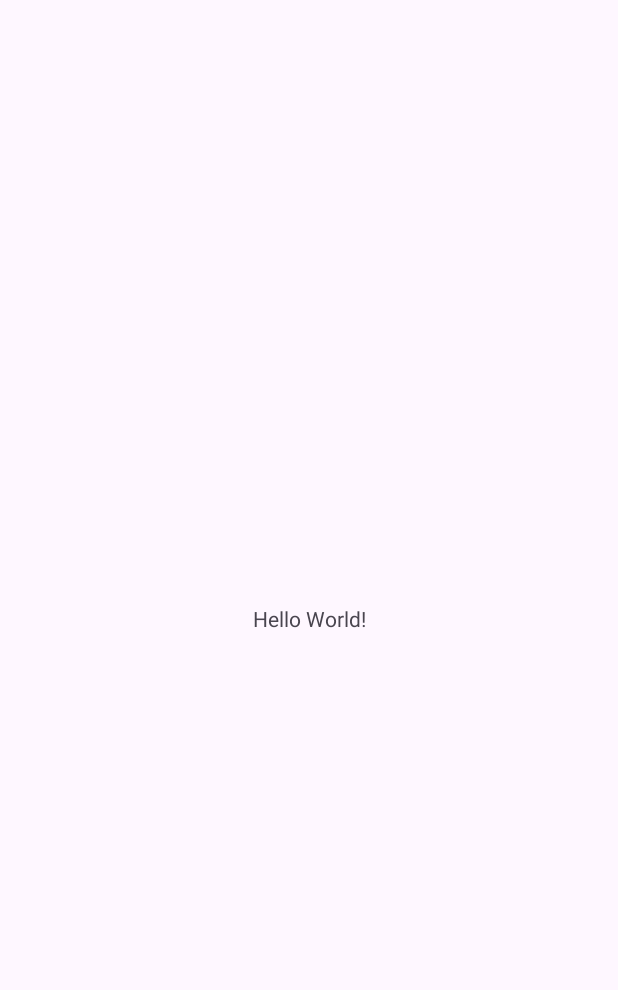
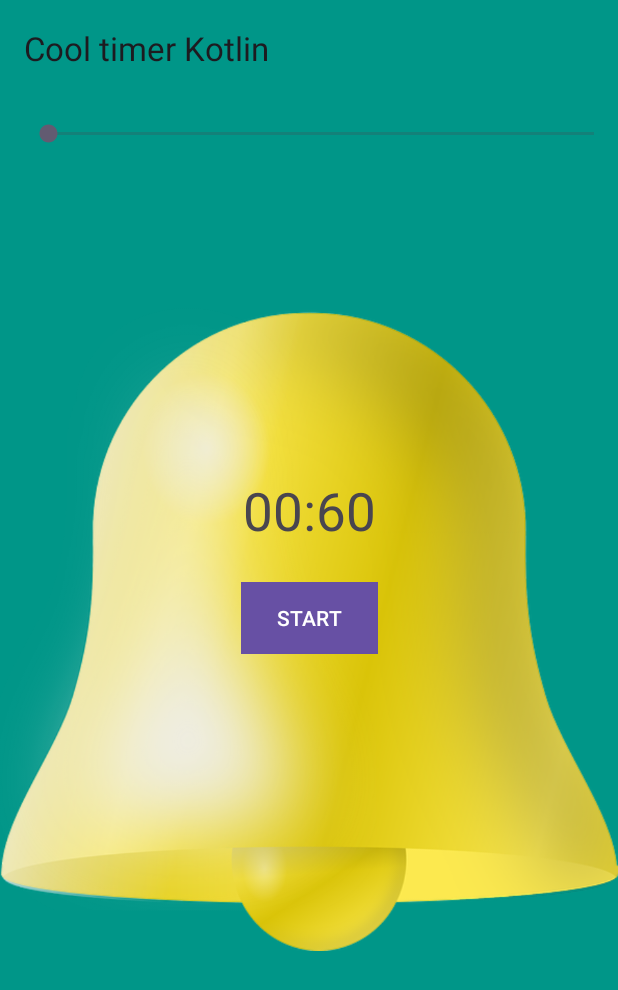
Before and after one commit to VadimKravchenkoDev/Cool-timer-Java, an Android app: the screen it shows after launch (MainActivity), on a phone screen of 412 x 824 dp. Before the commit the part shown is almost empty. Shown: the top 990 px of the screen. Run offline under Robolectric (Android 15) with nearby library versions, the phone set to English and light mode, and no system bars.

Commit message:
add activity

```diff
--- a/app/src/main/java/com/kravchenkovadim/cooltimerkotlin/MainActivity.java
+++ b/app/src/main/java/com/kravchenkovadim/cooltimerkotlin/MainActivity.java
@@ -4,6 +4,7 @@ import android.os.Bundle;
 
 import androidx.activity.EdgeToEdge;
 import androidx.appcompat.app.AppCompatActivity;
+import androidx.appcompat.widget.Toolbar;
 import androidx.core.graphics.Insets;
 import androidx.core.view.ViewCompat;
 import androidx.core.view.WindowInsetsCompat;
@@ -20,5 +21,7 @@ public class MainActivity extends AppCompatActivity {
             v.setPadding(systemBars.left, systemBars.top, systemBars.right, systemBars.bottom);
             return insets;
         });
+        Toolbar toolbar = findViewById(R.id.toolbar);
+        setSupportActionBar(toolbar);
     }
 }
--- /dev/null
+++ b/app/src/main/res/drawable/rectangle_button.xml
@@ -0,0 +1,5 @@
+<?xml version="1.0" encoding="utf-8"?>
+<shape xmlns:android="http://schemas.android.com/apk/res/android">
+    <solid android:color="#009688"/> <!-- Цвет кнопки -->
+    <corners android:radius="0dp"/>  <!-- Убираем скругления -->
+</shape>
--- a/app/src/main/res/layout/activity_main.xml
+++ b/app/src/main/res/layout/activity_main.xml
@@ -5,15 +5,57 @@
     android:id="@+id/main"
     android:layout_width="match_parent"
     android:layout_height="match_parent"
-    tools:context=".MainActivity">
+    tools:context=".MainActivity"
+    android:background="#009688"
+    >
 
-    <TextView
+    <ImageView
+        android:id="@+id/imageView"
+        android:layout_width="match_parent"
+        android:layout_height="match_parent"
+        app:layout_constraintBottom_toBottomOf="parent"
+        app:layout_constraintEnd_toEndOf="parent"
+        app:layout_constraintStart_toStartOf="parent"
+        app:layout_constraintTop_toTopOf="parent"
+        app:srcCompat="@drawable/bell" />
+
+    <com.google.android.material.button.MaterialButton
+        android:id="@+id/button"
         android:layout_width="wrap_content"
         android:layout_height="wrap_content"
-        android:text="Hello World!"
+        android:background="@color/custom_button_color"
+        android:text="START"
+        android:textColor="#FFFFFF"
         app:layout_constraintBottom_toBottomOf="parent"
         app:layout_constraintEnd_toEndOf="parent"
         app:layout_constraintStart_toStartOf="parent"
         app:layout_constraintTop_toTopOf="parent" />
 
+    <androidx.appcompat.widget.Toolbar
+        android:id="@+id/toolbar"
+        android:layout_width="match_parent"
+        android:layout_height="?attr/actionBarSize"
+        android:background="#009688"></androidx.appcompat.widget.Toolbar>
+
+    <SeekBar
+        android:id="@+id/seekBar"
+        android:layout_width="match_parent"
+        android:layout_height="wrap_content"
+        android:layout_marginStart="16dp"
+        android:layout_marginTop="16dp"
+        app:layout_constraintStart_toStartOf="parent"
+        app:layout_constraintTop_toBottomOf="@+id/toolbar" />
+
+    <TextView
+        android:id="@+id/textView"
+        android:layout_width="wrap_content"
+        android:layout_height="wrap_content"
+        android:layout_marginBottom="24dp"
+        android:text="00:60"
+        android:textSize="35dp"
+        app:layout_constraintBottom_toTopOf="@+id/button"
+        app:layout_constraintEnd_toEndOf="@+id/button"
+        app:layout_constraintStart_toStartOf="@+id/button" />
+
+
 </androidx.constraintlayout.widget.ConstraintLayout>
--- a/app/src/main/res/values/colors.xml
+++ b/app/src/main/res/values/colors.xml
@@ -2,4 +2,5 @@
 <resources>
     <color name="black">#FF000000</color>
     <color name="white">#FFFFFFFF</color>
+    <color name="custom_button_color">#009688</color> <!-- Добавьте здесь свой цвет -->
 </resources>
```
Also changed, not shown: app/src/main/res/drawable/bell.png (added).
